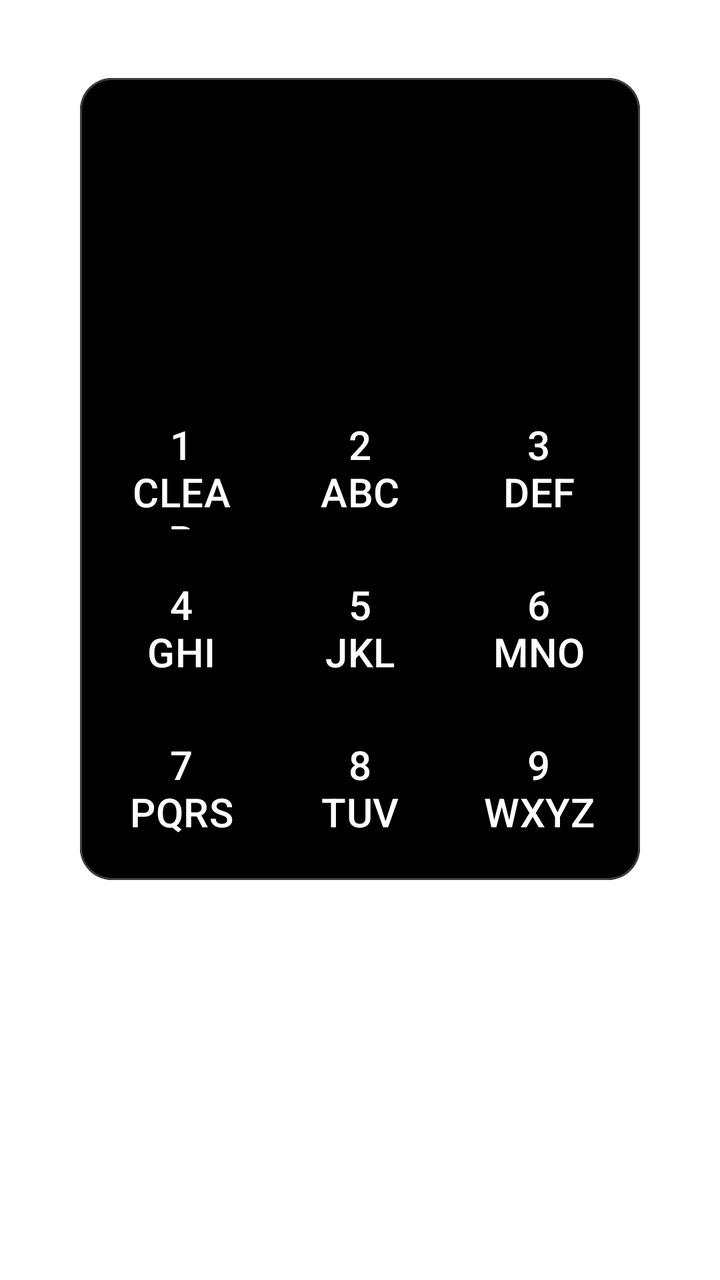
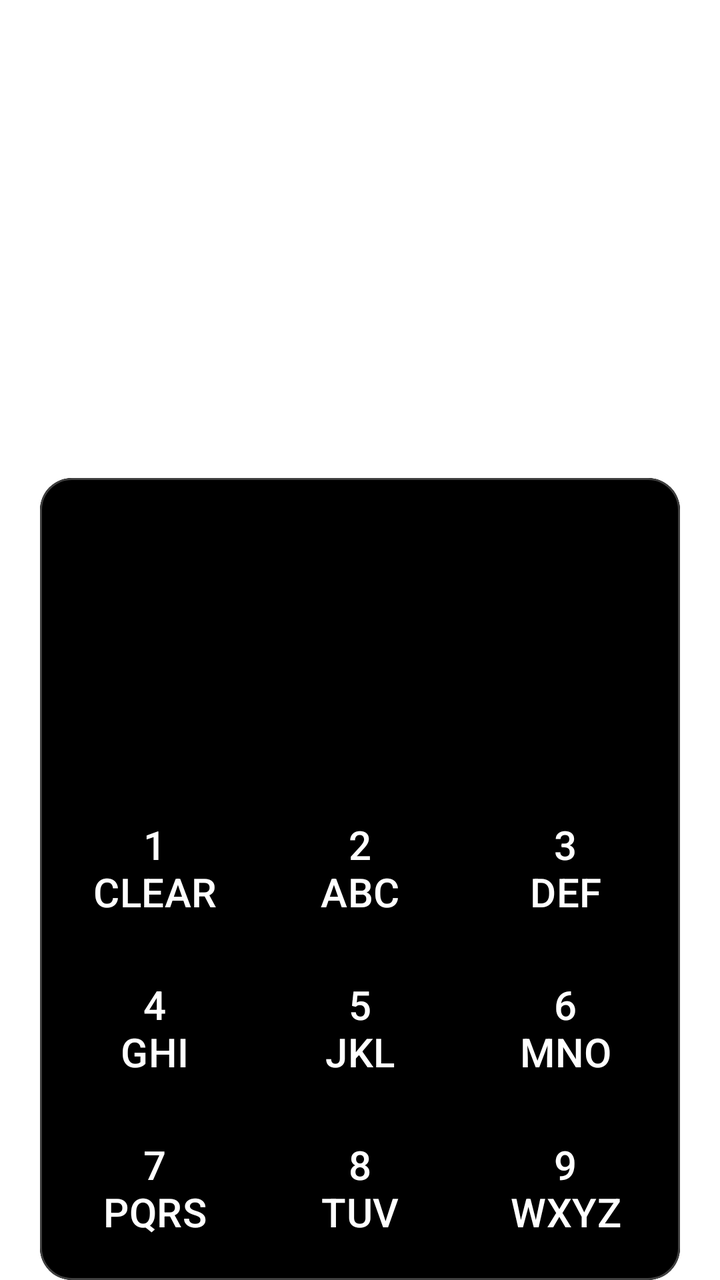

Compare the two renders of this Android layout. The source of the first and the diff that turns it into the second are given below.
<!-- AndroidManifest.xml: activity theme Theme.App.Dialog -->
<!-- res/layout/activity_t9.xml -->
<?xml version="1.0" encoding="utf-8"?>
<FrameLayout
    xmlns:android="http://schemas.android.com/apk/res/android"
    xmlns:app="http://schemas.android.com/apk/res-auto"
    android:id="@+id/rootContainer"
    android:layout_width="match_parent"
    android:layout_height="match_parent"
    android:clickable="true"
    android:focusable="true">

<com.google.android.material.card.MaterialCardView
    android:id="@+id/mainCard"
    android:layout_width="match_parent"
    android:layout_height="wrap_content"
    android:layout_marginBottom="200dp"
    android:layout_marginStart="40dp"
    android:layout_marginEnd="40dp"
    android:layout_gravity="bottom|center_horizontal"
    app:cardBackgroundColor="@color/background"
    app:cardCornerRadius="16dp"
    app:cardElevation="0dp"
    app:strokeWidth="1dp"
    app:strokeColor="@color/border_gray">

<LinearLayout
    android:id="@+id/mainContainer"
    android:layout_width="match_parent"
    android:layout_height="wrap_content"
    android:orientation="vertical"
    android:padding="6dp"
    android:background="@color/background">

    
    <LinearLayout
        android:id="@+id/appsContainer"
        android:layout_width="match_parent"
        android:layout_height="120dp"
        android:orientation="horizontal"
        android:layout_marginTop="19dp"
        android:layout_marginBottom="10dp"
        android:gravity="center_vertical">
        
    </LinearLayout>

    
    <LinearLayout
        android:layout_width="match_parent"
        android:layout_height="wrap_content"
        android:orientation="vertical">

        
        <LinearLayout
            android:layout_width="match_parent"
            android:layout_height="wrap_content"
            android:orientation="horizontal">

            <com.google.android.material.button.MaterialButton
                android:id="@+id/btn1"
                style="@style/T9Key.Clear"
                android:layout_width="0dp"
                android:layout_height="76dp"
                android:layout_weight="1"
                android:layout_margin="2dp"
                android:text="1\nCLEAR"
                android:clickable="true"
                android:focusable="true" />

            <com.google.android.material.button.MaterialButton
                android:id="@+id/btn2"
                style="@style/T9Key"
                android:layout_width="0dp"
                android:layout_height="76dp"
                android:layout_weight="1"
                android:layout_margin="2dp"
                android:text="2\nABC"
                android:clickable="true"
                android:focusable="true" />

            <com.google.android.material.button.MaterialButton
                android:id="@+id/btn3"
                style="@style/T9Key"
                android:layout_width="0dp"
                android:layout_height="76dp"
                android:layout_weight="1"
                android:layout_margin="2dp"
                android:text="3\nDEF"
                android:clickable="true"
                android:focusable="true" />
        </LinearLayout>

        
        <LinearLayout
            android:layout_width="match_parent"
            android:layout_height="wrap_content"
            android:orientation="horizontal">

            <com.google.android.material.button.MaterialButton
                android:id="@+id/btn4"
                style="@style/T9Key"
                android:layout_width="0dp"
                android:layout_height="76dp"
                android:layout_weight="1"
                android:layout_margin="2dp"
                android:text="4\nGHI"
                android:clickable="true"
                android:focusable="true" />

            <com.google.android.material.button.MaterialButton
                android:id="@+id/btn5"
                style="@style/T9Key"
                android:layout_width="0dp"
                android:layout_height="76dp"
                android:layout_weight="1"
                android:layout_margin="2dp"
                android:text="5\nJKL"
                android:clickable="true"
                android:focusable="true" />

            <com.google.android.material.button.MaterialButton
                android:id="@+id/btn6"
                style="@style/T9Key"
                android:layout_width="0dp"
                android:layout_height="76dp"
                android:layout_weight="1"
                android:layout_margin="2dp"
                android:text="6\nMNO"
                android:clickable="true"
                android:focusable="true" />
        </LinearLayout>

        
        <LinearLayout
            android:layout_width="match_parent"
            android:layout_height="wrap_content"
            android:orientation="horizontal">

            <com.google.android.material.button.MaterialButton
                android:id="@+id/btn7"
                style="@style/T9Key"
                android:layout_width="0dp"
                android:layout_height="76dp"
                android:layout_weight="1"
                android:layout_margin="2dp"
                android:text="7\nPQRS"
                android:clickable="true"
                android:focusable="true" />

            <com.google.android.material.button.MaterialButton
                android:id="@+id/btn8"
                style="@style/T9Key"
                android:layout_width="0dp"
                android:layout_height="76dp"
                android:layout_weight="1"
                android:layout_margin="2dp"
                android:text="8\nTUV"
                android:clickable="true"
                android:focusable="true" />

            <com.google.android.material.button.MaterialButton
                android:id="@+id/btn9"
                style="@style/T9Key"
                android:layout_width="0dp"
                android:layout_height="76dp"
                android:layout_weight="1"
                android:layout_margin="2dp"
                android:text="9\nWXYZ"
                android:clickable="true"
                android:focusable="true" />
        </LinearLayout>

    </LinearLayout>

</LinearLayout>

</com.google.android.material.card.MaterialCardView>

</FrameLayout>
<!-- resources referenced by this layout -->
<resources>
  <color name="background">@color/dark_background</color>
  <color name="border_gray">@color/dark_border</color>
  <style name="T9Key" parent="Widget.Material3.Button.TextButton">
          <item name="android:background">@android:color/transparent</item>
          <item name="backgroundTint">@android:color/transparent</item>
          <item name="android:textSize">20sp</item>
          <item name="android:textColor">@color/key_number</item>
          <item name="android:minHeight">75dp</item>
          <item name="android:stateListAnimator">@null</item>
          <item name="elevation">0dp</item>
          
      </style>
  <style name="T9Key.Clear">
          
          
      </style>
  <style name="Theme.App.Dialog" parent="Theme.Material3.Dark.Dialog">
          
          <item name="android:windowBackground">@android:color/transparent</item>
          <item name="colorSurface">@color/black_pure</item>
          <item name="android:colorBackground">@color/black_pure</item>
  
          
          <item name="android:windowIsFloating">true</item>
          <item name="android:backgroundDimEnabled">false</item>
          <item name="android:windowMinWidthMajor">320dp</item>
          <item name="android:windowMinWidthMinor">320dp</item>
          <item name="android:windowNoTitle">true</item>
  
          
          <item name="shapeAppearanceMediumComponent">@style/ShapeAppearance.App.RoundedCorners</item>
      </style>
  <color name="dark_background">#000000</color>
  <color name="dark_border">#404040</color>
  <color name="key_number">@color/dark_key_number</color>
  <color name="black_pure">#000000</color>
  <style name="ShapeAppearance.App.RoundedCorners" parent="">
          <item name="cornerFamily">rounded</item>
          <item name="cornerSize">16dp</item>
      </style>
  <color name="dark_key_number">#FFFFFF</color>
</resources>

<!-- the commit's change to res/layout/activity_t9.xml (unified diff, before → after) -->
@@ -10,11 +10,8 @@
 
 <com.google.android.material.card.MaterialCardView
     android:id="@+id/mainCard"
-    android:layout_width="match_parent"
+    android:layout_width="320dp"
     android:layout_height="wrap_content"
-    android:layout_marginBottom="200dp"
-    android:layout_marginStart="40dp"
-    android:layout_marginEnd="40dp"
     android:layout_gravity="bottom|center_horizontal"
     app:cardBackgroundColor="@color/background"
     app:cardCornerRadius="16dp"
